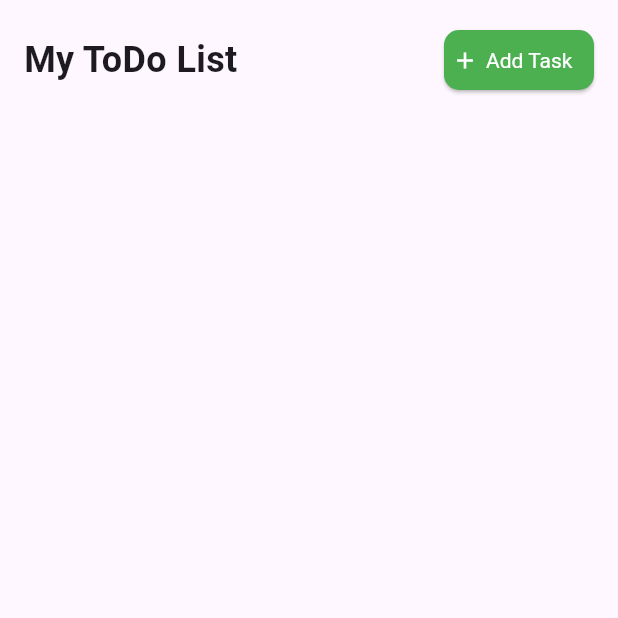
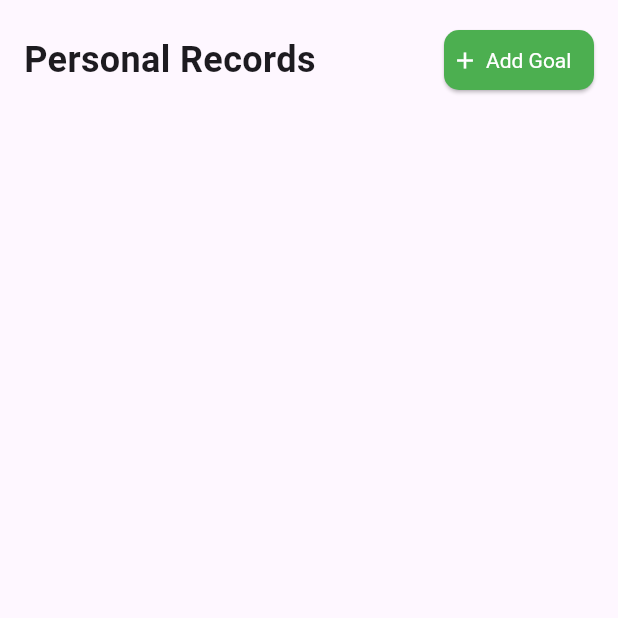
Before and after one commit to ndahirwaSosthene/fitness_ai, a Flutter app: the TodoPage screen opened directly, on a phone screen of 412 x 824 dp, the top half of it. Run offline on Flutter 3.47's test engine with Material 3 defaults, Android fonts, the phone set to English and light mode, and no system bars.

Commit message:
Add dismissible for todo and personal

```diff
--- a/lib/main.dart
+++ b/lib/main.dart
@@ -1,4 +1,4 @@
-import 'package:fitness_ai/pages/todo_page.dart';
+import 'package:fitness_ai/pages/profile_page.dart';
 import 'package:flutter/material.dart';
 
 void main() {
@@ -13,7 +13,7 @@
   Widget build(BuildContext context) {
     return MaterialApp(
       debugShowCheckedModeBanner: false,
-      home: TodoPage(),
+      home: ProfilePage(),
     );
   }
 }
--- a/lib/pages/todo_page.dart
+++ b/lib/pages/todo_page.dart
@@ -1,11 +1,16 @@
 import 'package:fitness_ai/components/todo_tile.dart';
 import 'package:flutter/material.dart';
 
+// define a data model for the tasks
 class Task {
-  String name; // eg: "Meeting"
-  String description; // eg: "Discuss project"
-
-  Task({required this.name, this.description = 'No description'});
+  final String name; // eg: "Meeting" as task name
+  final String description;
+  final String id; // eg: "Discuss project" as task description
+  Task({
+    required this.name,
+    this.description = 'No description',
+    required this.id,
+  });
 }
 
 class TodoPage extends StatefulWidget {
@@ -16,14 +21,31 @@
 }
 
 class _TodoPageState extends State<TodoPage> {
-  List<Task> tasks = []; // List of Task containers
-  TextEditingController _taskNameController = TextEditingController();
-  TextEditingController _taskDescController = TextEditingController();
+  List<Task> tasks =
+      []; // List of tasks(this includes their names and descriptions)
+  final TextEditingController _taskNameController = TextEditingController();
+  final TextEditingController _taskDescController = TextEditingController();
+
+  void deleteTask(String taskId) {
+    setState(() {
+      tasks.removeWhere((task) => task.id == taskId);
+    });
+
+    ScaffoldMessenger.of(context).showSnackBar(
+      SnackBar(
+        content: Text('Task Deleted', style: TextStyle(color: Colors.white)),
+        duration: Duration(seconds: 3),
+        backgroundColor: Colors.blueAccent,
+        action: SnackBarAction(label: 'UNDO', onPressed: () {}),
+      ),
+    );
+  }
 
   void _showAddTaskBottomSheet() async {
     Task? newTask = await showModalBottomSheet<Task>(
       context: context,
-      isScrollControlled: true, // Important for keyboard
+      isScrollControlled:
+          true, // Important for keyboard i.e this prevents keyboard from covering input
       builder: (BuildContext context) {
         return Padding(
           padding: EdgeInsets.only(
@@ -38,16 +60,16 @@
               crossAxisAlignment: CrossAxisAlignment.start,
               children: [
                 Text(
-                  'Add New Task',
+                  // title
+                  'Add New Goal',
                   style: TextStyle(fontSize: 20, fontWeight: FontWeight.bold),
                 ),
                 SizedBox(height: 20),
-
                 // Same TextFields
                 TextField(
                   controller: _taskNameController,
                   decoration: InputDecoration(
-                    hintText: 'Enter task name',
+                    hintText: 'Type the Goal',
                     border: OutlineInputBorder(),
                     focusedBorder: OutlineInputBorder(
                       borderSide: BorderSide(color: Colors.green),
@@ -58,7 +80,7 @@
                 TextField(
                   controller: _taskDescController,
                   decoration: InputDecoration(
-                    hintText: 'Enter task description',
+                    hintText: 'Enter goal description',
                     border: OutlineInputBorder(),
                     focusedBorder: OutlineInputBorder(
                       borderSide: BorderSide(color: Colors.green),
@@ -68,11 +90,12 @@
 
                 SizedBox(height: 20),
 
-                // Buttons in a row
+                // Action Buttons in a row
                 Row(
                   children: [
                     Expanded(
                       child: TextButton(
+                        // cancel button
                         onPressed: () {
                           _taskNameController.clear();
                           _taskDescController.clear();
@@ -89,6 +112,7 @@
                     SizedBox(width: 10),
                     Expanded(
                       child: ElevatedButton(
+                        // add button
                         style: ElevatedButton.styleFrom(
                           padding: EdgeInsets.all(5),
                           shape: RoundedRectangleBorder(
@@ -105,6 +129,8 @@
                           String taskDesc = _taskDescController.text.trim();
                           if (taskName.isNotEmpty) {
                             Task newTask = Task(
+                              id: DateTime.now().millisecondsSinceEpoch
+                                  .toString(),
                               name: taskName,
                               description: taskDesc.isNotEmpty
                                   ? taskDesc
@@ -118,7 +144,7 @@
                             Navigator.pop(context);
                           }
                         },
-                        child: Text('Add Task'),
+                        child: Text('Add Goal'),
                       ),
                     ),
                   ],
@@ -145,14 +171,14 @@
         child: Padding(
           padding: const EdgeInsets.all(16.0),
           child: Center(
-            child: ListView(
+            child: Column(
               children: [
                 Row(
                   children: [
                     Title(
                       color: Colors.black,
                       child: Text(
-                        'My ToDo List',
+                        'Personal Records',
                         style: TextStyle(
                           fontSize: 24,
                           fontWeight: FontWeight.bold,
@@ -176,7 +202,7 @@
                         children: [
                           Icon(Icons.add),
                           SizedBox(width: 5),
-                          Text('Add Task'),
+                          Text('Add Goal'),
                         ],
                       ),
                     ),
@@ -190,6 +216,8 @@
                   itemCount: tasks.length,
                   itemBuilder: (context, index) {
                     return TodoTile(
+                      dismissibleKey: ValueKey(tasks[index].id),
+                      onDismissed: () => deleteTask(tasks[index].id),
                       task: tasks[index].name, // Extract name from Task
                       description: tasks[index]
                           .description, // Extract description from Task
```
Also changed, not shown: lib/components/personal_card.dart (added, +136 -0 lines), lib/components/todo_tile.dart (+30 -6 lines), lib/pages/profile_page.dart (added, +23 -0 lines), assets/images/g_pic_4.jpg.
